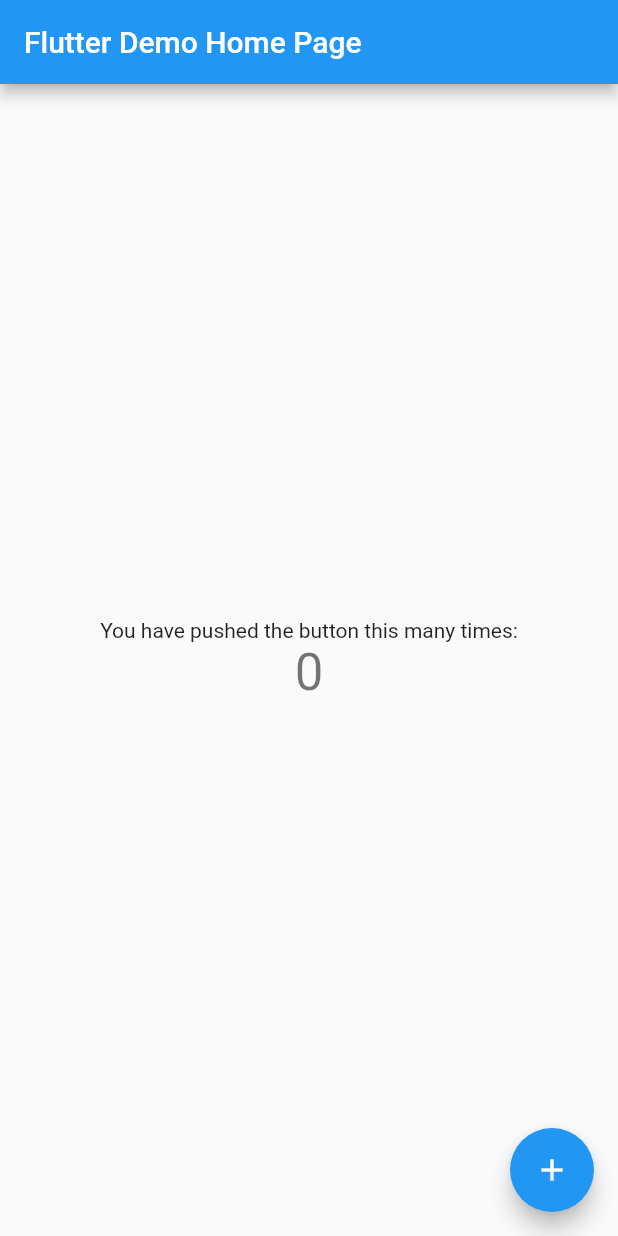
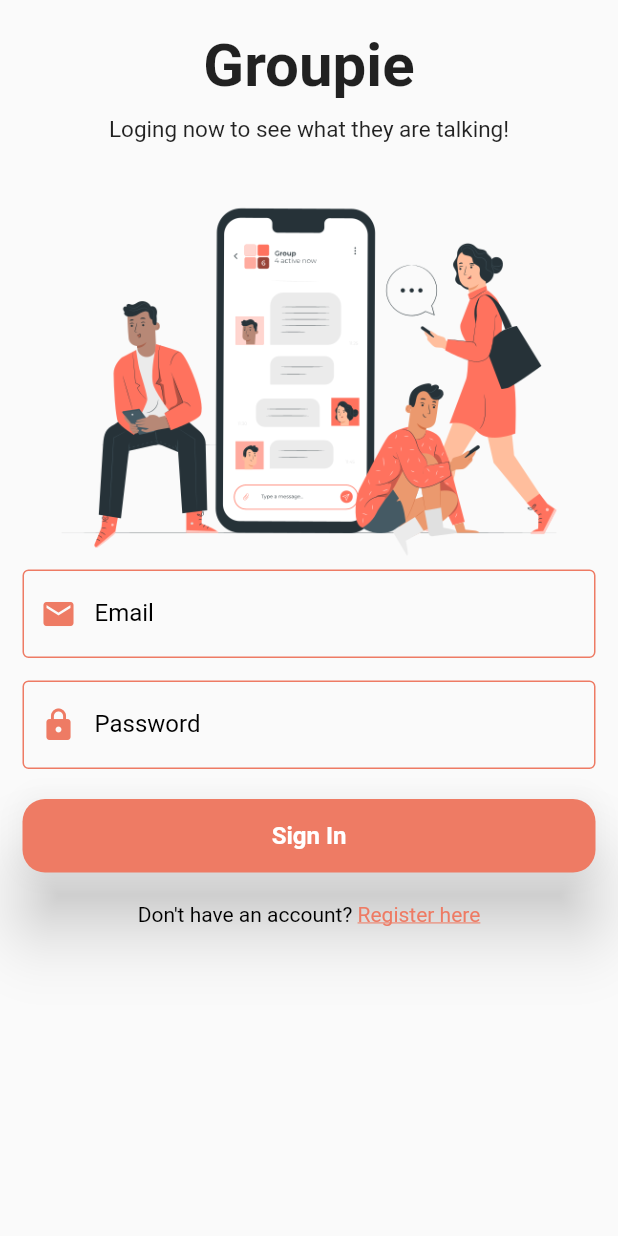
Before and after one commit to kfkayum/group_chat_apk, a Flutter app: the screen it shows after launch, on a phone screen of 412 x 824 dp. Run offline on Flutter 3.47's test engine with Material 2 defaults, Android fonts, the phone set to English and light mode, and no system bars; our stand-ins replace cloud_firestore, firebase_auth, firebase_core, shared_preferences; accounts and stored records are empty.

Commit message:
Login/Registation page design and Registation page dynamic

```diff
--- /dev/null
+++ b/lib/helper/helper_function.dart
@@ -0,0 +1,17 @@
+import 'package:shared_preferences/shared_preferences.dart';
+
+class HelperFunctions {
+// keys...
+  static String userLoggedInKey = "LOGGRDINKEY";
+  static String userNameKey = "USERNAMEKEY";
+  static String userEmailKey = "USEREMAILKEY";
+
+// saving the data to SF
+
+// getting the data form SF
+
+  static Future<bool?> getUserLoggedInStatus() async {
+    SharedPreferences sf = await SharedPreferences.getInstance();
+    return sf.getBool(userLoggedInKey);
+  }
+}
--- a/lib/main.dart
+++ b/lib/main.dart
@@ -1,115 +1,49 @@
+import 'package:firebase_core/firebase_core.dart';
 import 'package:flutter/material.dart';
+import 'package:group_chat/helper/helper_function.dart';
+import 'package:group_chat/pages/auth/login_page.dart';
+import 'package:group_chat/pages/home_page.dart';
+import 'package:group_chat/shared/constants.dart';
 
-void main() {
+void main() async {
+  WidgetsFlutterBinding.ensureInitialized();
+  await Firebase.initializeApp();
   runApp(const MyApp());
 }
 
-class MyApp extends StatelessWidget {
+class MyApp extends StatefulWidget {
   const MyApp({Key? key}) : super(key: key);
 
-  // This widget is the root of your application.
   @override
-  Widget build(BuildContext context) {
-    return MaterialApp(
-      title: 'Flutter Demo',
-      theme: ThemeData(
-        // This is the theme of your application.
-        //
-        // Try running your application with "flutter run". You'll see the
-        // application has a blue toolbar. Then, without quitting the app, try
-        // changing the primarySwatch below to Colors.green and then invoke
-        // "hot reload" (press "r" in the console where you ran "flutter run",
-        // or simply save your changes to "hot reload" in a Flutter IDE).
-        // Notice that the counter didn't reset back to zero; the application
-        // is not restarted.
-        primarySwatch: Colors.blue,
-      ),
-      home: const MyHomePage(title: 'Flutter Demo Home Page'),
-    );
-  }
+  State<MyApp> createState() => _MyAppState();
 }
 
-class MyHomePage extends StatefulWidget {
-  const MyHomePage({Key? key, required this.title}) : super(key: key);
-
-  // This widget is the home page of your application. It is stateful, meaning
-  // that it has a State object (defined below) that contains fields that affect
-  // how it looks.
-
-  // This class is the configuration for the state. It holds the values (in this
-  // case the title) provided by the parent (in this case the App widget) and
-  // used by the build method of the State. Fields in a Widget subclass are
-  // always marked "final".
-
-  final String title;
+class _MyAppState extends State<MyApp> {
+  bool _isSignedIn = false;
 
   @override
-  State<MyHomePage> createState() => _MyHomePageState();
-}
+  void initState() {
+    super.initState();
+    getUserLoggedInStatus();
+  }
 
-class _MyHomePageState extends State<MyHomePage> {
-  int _counter = 0;
-
-  void _incrementCounter() {
-    setState(() {
-      // This call to setState tells the Flutter framework that something has
-      // changed in this State, which causes it to rerun the build method below
-      // so that the display can reflect the updated values. If we changed
-      // _counter without calling setState(), then the build method would not be
-      // called again, and so nothing would appear to happen.
-      _counter++;
+  getUserLoggedInStatus() async {
+    await HelperFunctions.getUserLoggedInStatus().then((value) {
+      if (value != null) {
+        _isSignedIn = value;
+      }
     });
   }
 
   @override
   Widget build(BuildContext context) {
-    // This method is rerun every time setState is called, for instance as done
-    // by the _incrementCounter method above.
-    //
-    // The Flutter framework has been optimized to make rerunning build methods
-    // fast, so that you can just rebuild anything that needs updating rather
-    // than having to individually change instances of widgets.
-    return Scaffold(
-      appBar: AppBar(
-        // Here we take the value from the MyHomePage object that was created by
-        // the App.build method, and use it to set our appbar title.
-        title: Text(widget.title),
+    return MaterialApp(
+      debugShowCheckedModeBanner: false,
+      title: 'Flutter Demo',
+      theme: ThemeData(
+        primaryColor: Constants().primaryColor,
       ),
-      body: Center(
-        // Center is a layout widget. It takes a single child and positions it
-        // in the middle of the parent.
-        child: Column(
-          // Column is also a layout widget. It takes a list of children and
-          // arranges them vertically. By default, it sizes itself to fit its
-          // children horizontally, and tries to be as tall as its parent.
-          //
-          // Invoke "debug painting" (press "p" in the console, choose the
-          // "Toggle Debug Paint" action from the Flutter Inspector in Android
-          // Studio, or the "Toggle Debug Paint" command in Visual Studio Code)
-          // to see the wireframe for each widget.
-          //
-          // Column has various properties to control how it sizes itself and
-          // how it positions its children. Here we use mainAxisAlignment to
-          // center the children vertically; the main axis here is the vertical
-          // axis because Columns are vertical (the cross axis would be
-          // horizontal).
-          mainAxisAlignment: MainAxisAlignment.center,
-          children: <Widget>[
-            const Text(
-              'You have pushed the button this many times:',
-            ),
-            Text(
-              '$_counter',
-              style: Theme.of(context).textTheme.headline4,
-            ),
-          ],
-        ),
-      ),
-      floatingActionButton: FloatingActionButton(
-        onPressed: _incrementCounter,
-        tooltip: 'Increment',
-        child: const Icon(Icons.add),
-      ), // This trailing comma makes auto-formatting nicer for build methods.
+      home: _isSignedIn ? const HomePage() : const LoginPage(),
     );
   }
 }
--- /dev/null
+++ b/lib/pages/auth/login_page.dart
@@ -0,0 +1,148 @@
+// ignore_for_file: non_constant_identifier_names
+
+import 'package:flutter/gestures.dart';
+import 'package:flutter/material.dart';
+import 'package:group_chat/pages/auth/register_page.dart';
+import 'package:group_chat/widgets/widgets.dart';
+
+class LoginPage extends StatefulWidget {
+  const LoginPage({Key? key}) : super(key: key);
+
+  @override
+  State<LoginPage> createState() => _LoginPageState();
+}
+
+class _LoginPageState extends State<LoginPage> {
+  final _formkey = GlobalKey<FormState>();
+
+  String email = "";
+  String Password = "";
+
+  @override
+  Widget build(BuildContext context) {
+    return SafeArea(
+      child: Scaffold(
+        body: SingleChildScrollView(
+          child: Padding(
+            padding: const EdgeInsets.symmetric(horizontal: 15, vertical: 20),
+            child: Form(
+                key: _formkey,
+                child: Center(
+                  child: Column(
+                    mainAxisAlignment: MainAxisAlignment.center,
+                    children: [
+                      const Text(
+                        "Groupie",
+                        style: TextStyle(
+                            fontSize: 40, fontWeight: FontWeight.bold),
+                      ),
+                      const SizedBox(height: 10),
+                      const Text(
+                        'Loging now to see what they are talking!',
+                        style: TextStyle(
+                            fontSize: 15, fontWeight: FontWeight.w400),
+                      ),
+                      const SizedBox(height: 30),
+                      Container(
+                        child: Image.asset('lib/assets/images/2.png'),
+                      ),
+                      TextFormField(
+                        decoration: textInputDecoration.copyWith(
+                          labelText: 'Email',
+                          prefixIcon: Icon(
+                            Icons.mail,
+                            color: Theme.of(context).primaryColor,
+                          ),
+                        ),
+                        validator: (value) {
+                          return RegExp(
+                                      r"^[a-zA-Z0-9.a-zA-Z0-9.!#$%&'*+-/=?^_`{|}~]+@[a-zA-Z0-9]+\.[a-zA-Z]+")
+                                  .hasMatch(value!)
+                              ? null
+                              : "Please enter a valid email.";
+                        },
+                        onChanged: (value) => setState(() {
+                          email = value;
+                        }),
+                      ),
+                      const SizedBox(height: 15),
+                      TextFormField(
+                        obscureText: true,
+                        decoration: textInputDecoration.copyWith(
+                          labelText: 'Password',
+                          prefixIcon: Icon(
+                            Icons.lock,
+                            color: Theme.of(context).primaryColor,
+                          ),
+                        ),
+                        validator: (value) {
+                          if (value!.length < 6) {
+                            return 'Password must be at last 6 characters';
+                          } else {
+                            return null;
+                          }
+                        },
+                        onChanged: (value) => setState(() {
+                          Password = value;
+                        }),
+                      ),
+                      const SizedBox(height: 20),
+                      SizedBox(
+                        width: double.infinity,
+                        child: ElevatedButton(
+                          style: ElevatedButton.styleFrom(
+                            elevation: 20,
+                            primary: Theme.of(context).primaryColor,
+                            shape: RoundedRectangleBorder(
+                              borderRadius: BorderRadius.circular(15),
+                            ),
+                          ),
+                          onPressed: () {
+                            login();
+                          },
+                          child: const Padding(
+                            padding: EdgeInsets.all(15.0),
+                            child: Text(
+                              'Sign In',
+                              style: TextStyle(
+                                color: Colors.white,
+                                fontSize: 16,
+                                fontWeight: FontWeight.bold,
+                              ),
+                            ),
+                          ),
+                        ),
+                      ),
+                      const SizedBox(height: 20),
+                      Text.rich(
+                        TextSpan(
+                          text: "Don't have an account? ",
+                          style: const TextStyle(
+                            color: Colors.black,
+                            fontSize: 14,
+                          ),
+                          children: [
+                            TextSpan(
+                                text: "Register here",
+                                style: TextStyle(
+                                  color: Theme.of(context).primaryColor,
+                                  decoration: TextDecoration.underline,
+                                ),
+                                recognizer: TapGestureRecognizer()
+                                  ..onTap = () {
+                                    nextScreen(context, const RegisterPage());
+                                  }),
+                          ],
+                        ),
+                      ),
+                    ],
+                  ),
+                )),
+          ),
+        ),
+      ),
+    );
+  }
+
+  login() {}
+}
--- /dev/null
+++ b/lib/shared/constants.dart
@@ -0,0 +1,5 @@
+import 'package:flutter/material.dart';
+
+class Constants {
+  final primaryColor = const Color(0xFFee7b64);
+}
--- /dev/null
+++ b/lib/widgets/widgets.dart
@@ -0,0 +1,43 @@
+import 'package:flutter/material.dart';
+
+const textInputDecoration = InputDecoration(
+  labelStyle: TextStyle(
+    color: Colors.black,
+    fontWeight: FontWeight.w400,
+  ),
+  focusedBorder: OutlineInputBorder(
+    borderSide: BorderSide(color: Color(0xFFee7b64), width: 1),
+  ),
+  enabledBorder: OutlineInputBorder(
+    borderSide: BorderSide(color: Color(0xFFee7b64), width: 1),
+  ),
+  errorBorder: OutlineInputBorder(
+    borderSide: BorderSide(color: Color(0xFFee7b64), width: 1),
+  ),
+);
+
+void nextScreen(context, page) {
+  Navigator.push(context, MaterialPageRoute(builder: (context) => page));
+}
+
+void nextScreenReplace(context, page) {
+  Navigator.push(context, MaterialPageRoute(builder: (context) => page));
+}
+
+void showSnackBar(context, color, messege) {
+  ScaffoldMessenger.of(context).showSnackBar(
+    SnackBar(
+      content: Text(
+        messege,
+        style: TextStyle(fontSize: 14),
+      ),
+      backgroundColor: color,
+      duration: Duration(seconds: 13),
+      action: SnackBarAction(
+        label: "OK",
+        onPressed: () {},
+        textColor: Colors.white,
+      ),
+    ),
+  );
+}
```
Also changed, not shown: lib/pages/auth/register_page.dart (added, +197 -0 lines), lib/pages/home_page.dart (added, +17 -0 lines), lib/service/auth_service.dart (added, +30 -0 lines), lib/service/detabase_service.dart (added, +25 -0 lines), pubspec.yaml (+7 -3 lines), lib/assets/images/1.png (added), lib/assets/images/2.png (added), lib/assets/images/3.png (added), lib/assets/images/4.png (added), lib/assets/images/5.png (added), pubspec.lock, 4 other files.
